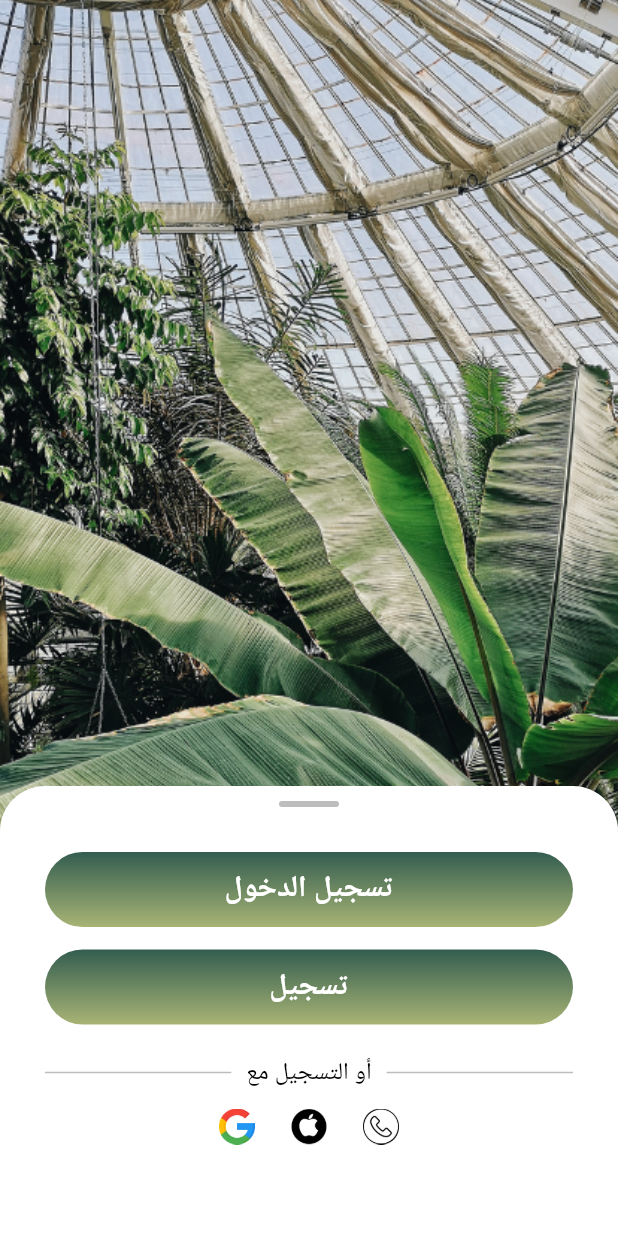
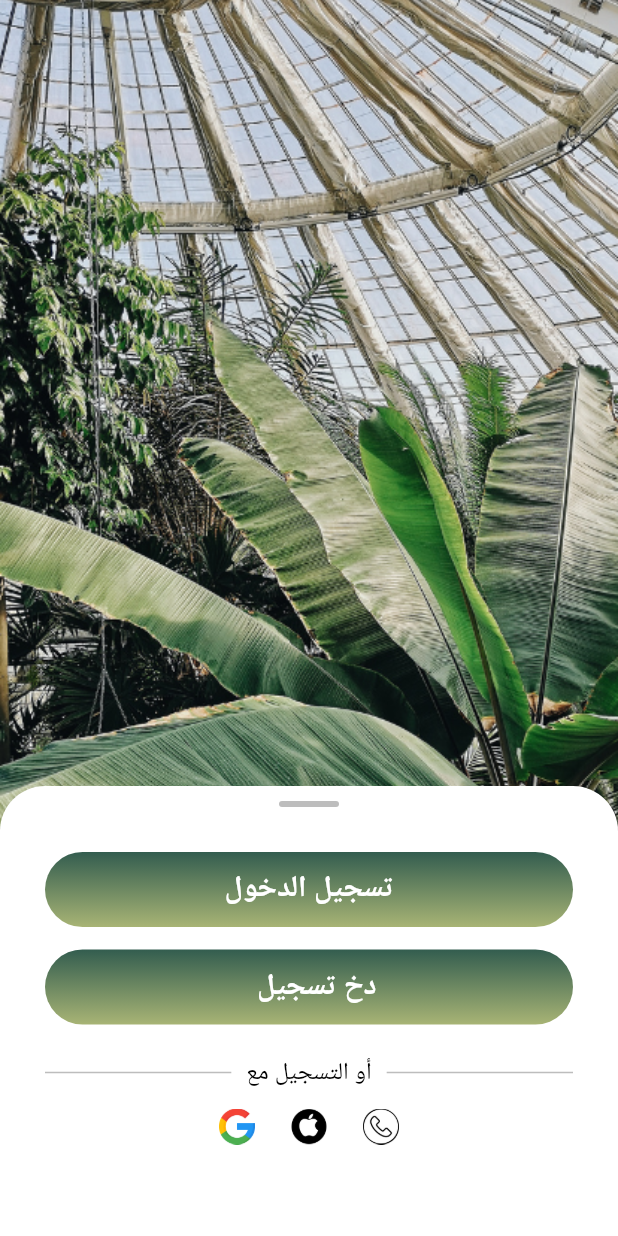
Before and after one commit to RahafHatrash/EmdadApp_SeniorProject, a Flutter app: the screen it shows after launch, on a phone screen of 412 x 824 dp. Run offline on Flutter 3.47's test engine with Material 3 defaults, Android fonts, the phone set to English and light mode, and no system bars; our stand-ins replace cloud_firestore, firebase_auth, firebase_core; accounts and stored records are empty; Roboto replaces fonts that are missing (Markazi Text).

Commit message:
change on main

```diff
--- a/lib/main.dart
+++ b/lib/main.dart
@@ -108,7 +108,7 @@ class StartPage extends StatelessWidget {
                         ),
                         SizedBox(height: 15),
                         CustomButton(
-                          text: 'تسجيل',
+                          text: '  دخ تسجيل',
                           onPressed: () {
                             Navigator.pushNamed(context, '/signup');
                           },
```
